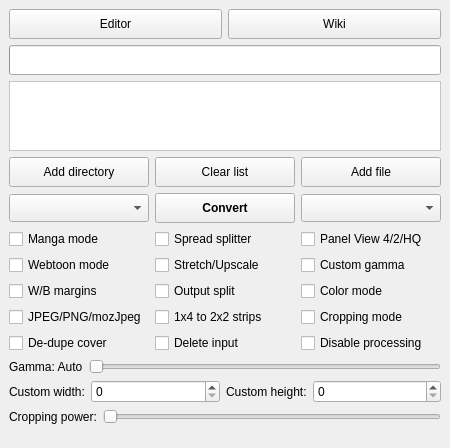
Old version of the form gui/KCC.ui in the repository neyney10/kcc.
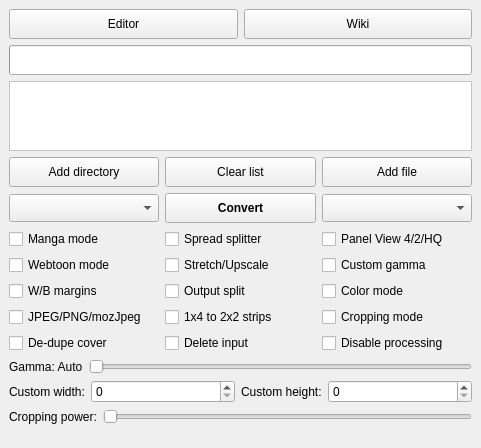
New version of the form. Icons and pictures are not drawn.

Diff of the .ui file:
```diff
--- a/gui/KCC.ui
+++ b/gui/KCC.ui
@@ -6,7 +6,7 @@
    <rect>
     <x>0</x>
     <y>0</y>
-    <width>450</width>
+    <width>481</width>
     <height>400</height>
    </rect>
   </property>
```
Left out of the diff: 12 changed lines with no effect on the pictures.
